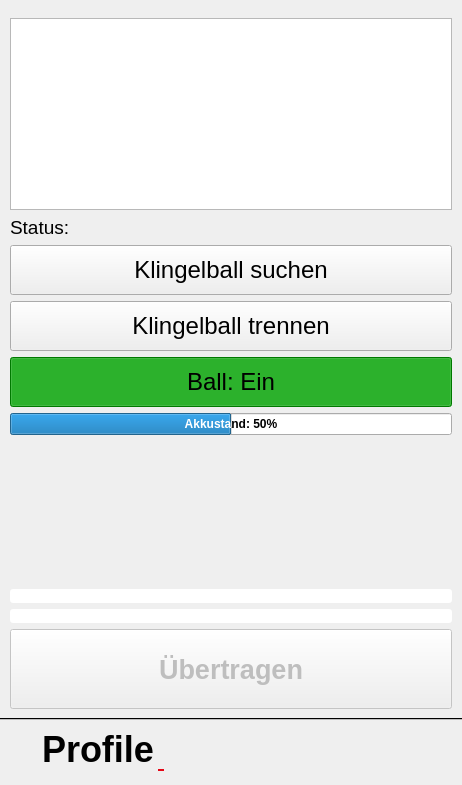
This is klingelballui.ui in Sammasas/Klingelball-App as Qt 5 draws it before an edit. The edited form follows.
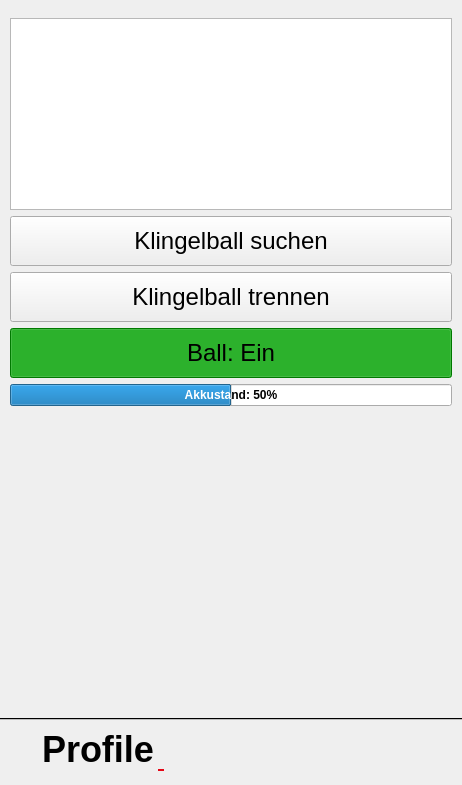
This is the edited form. The open tabs and pages were chosen to show the change. Icons and pictures are not drawn.

Diff of the .ui file:
```diff
--- a/klingelballui.ui
+++ b/klingelballui.ui
@@ -2198,18 +2198,6 @@
           </property>
          </widget>
         </item>
-        <item>
-         <widget class="QLabel" name="statusLabel">
-          <property name="font">
-           <font>
-            <pointsize>14</pointsize>
-           </font>
-          </property>
-          <property name="text">
-           <string>Status:</string>
-          </property>
-         </widget>
-        </item>
         <item>
          <widget class="QPushButton" name="searchKlingelball">
           <property name="minimumSize">
@@ -2331,71 +2319,6 @@
           </property>
          </spacer>
         </item>
-        <item>
-         <widget class="QLabel" name="ErrormessageLabel">
-          <property name="styleSheet">
-           <string notr="true">QLabel{
-	background: white;
-	color:  red;
-	border-radius: 3px;
-}</string>
-          </property>
-          <property name="text">
-           <string/>
-          </property>
-          <property name="textFormat">
-           <enum>Qt::AutoText</enum>
-          </property>
-          <property name="alignment">
-           <set>Qt::AlignCenter</set>
-          </property>
-         </widget>
-        </item>
-        <item>
-         <widget class="QLabel" name="ErrormessageLabelSecline">
-          <property name="styleSheet">
-           <string notr="true">QLabel{
-	background: white;
-	color:  red;
-	border-radius: 3px;
-}</string>
-          </property>
-          <property name="text">
-           <string/>
-          </property>
-         </widget>
-        </item>
-        <item>
-         <widget class="QPushButton" name="Uebtragen3">
-          <property name="enabled">
-           <bool>false</bool>
-          </property>
-          <property name="sizePolicy">
-           <sizepolicy hsizetype="Preferred" vsizetype="Preferred">
-            <horstretch>0</horstretch>
-            <verstretch>0</verstretch>
-           </sizepolicy>
-          </property>
-          <property name="minimumSize">
-           <size>
-            <width>0</width>
-            <height>80</height>
-           </size>
-          </property>
-          <property name="font">
-           <font>
-            <pointsize>20</pointsize>
-            <bold>true</bold>
-           </font>
-          </property>
-          <property name="accessibleName">
-           <string>Einstellungen übertragen taste</string>
-          </property>
-          <property name="text">
-           <string>Übertragen</string>
-          </property>
-         </widget>
-        </item>
        </layout>
       </widget>
       <widget class="QWidget" name="Settings_Tab">
```
Left out of the diff: 121 changed lines with no effect on the pictures.
